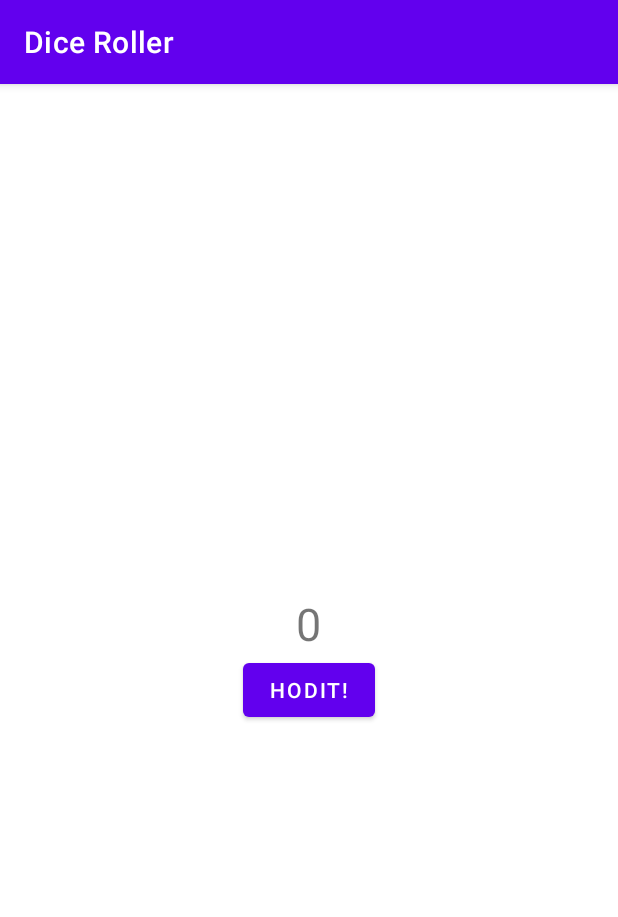
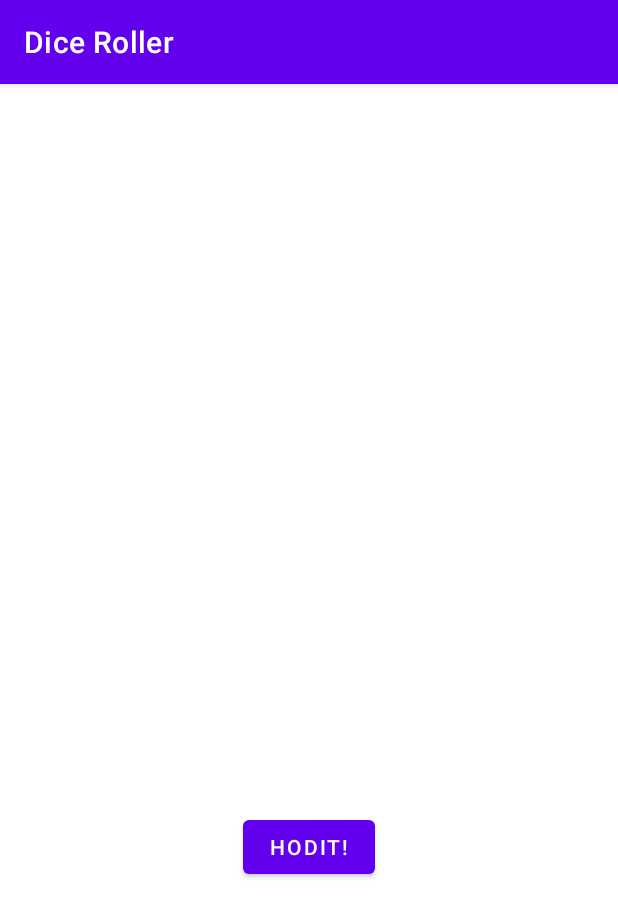
Before and after one commit to VojMi/DiceRoller, an Android app: the screen it shows after launch (MainActivity), on a phone screen of 412 x 824 dp. Shown: the top 917 px of the screen. Run offline under Robolectric (Android 15) with nearby library versions, the phone set to English and light mode, and no system bars.

```diff
--- a/app/build.gradle
+++ b/app/build.gradle
@@ -13,8 +13,8 @@ android {
         targetSdkVersion 30
         versionCode 1
         versionName "1.0"
-
         testInstrumentationRunner "androidx.test.runner.AndroidJUnitRunner"
+        vectorDrawables.useSupportLibrary = true
     }
 
     buildTypes {
--- a/app/src/main/java/com/example/diceroller/MainActivity.kt
+++ b/app/src/main/java/com/example/diceroller/MainActivity.kt
@@ -2,28 +2,47 @@ package com.example.diceroller
 
 import android.os.Bundle
 import android.widget.Button
-import android.widget.TextView
+import android.widget.ImageView
 import android.widget.Toast
 import androidx.appcompat.app.AppCompatActivity
 import java.util.*
 
 
 class MainActivity : AppCompatActivity() {
+
+    lateinit var diceImage: ImageView
+
     override fun onCreate(savedInstanceState: Bundle?) {
         super.onCreate(savedInstanceState)
         setContentView(R.layout.activity_main)
         val rollButton: Button = findViewById(R.id.roll_button)
         rollButton.setOnClickListener {
-            Toast.makeText(this, "Hozeno!", Toast.LENGTH_LONG).show()
             rollDice()
         }
-
+        diceImage = findViewById(R.id.dice_image)
     }
 
     private fun rollDice() {
         val randomInt = Random().nextInt(6) + 1
+        val drawableResource = when (randomInt) {
+            1 -> R.drawable.dice_1
+            2 -> R.drawable.dice_2
+            3 -> R.drawable.dice_3
+            4 -> R.drawable.dice_4
+            5 -> R.drawable.dice_5
+            else -> R.drawable.dice_6
+        }
+        val rolledNumber = when (randomInt) {
+            1 -> "Jednička :((("
+            2 -> "Dvojka :("
+            3 -> "Trojka :|"
+            4 -> "Čtyřka :)"
+            5 -> "Pětka! :)"
+            else -> "Šestka!!! :D"
+        }
+        Toast.makeText(this, rolledNumber, Toast.LENGTH_SHORT).show()
 
-        val resultText: TextView = findViewById(R.id.counter)
-        resultText.text = randomInt.toString()
+        diceImage.setImageResource(drawableResource)
+
     }
 }
--- /dev/null
+++ b/app/src/main/res/drawable/dice_1.xml
@@ -0,0 +1,66 @@
+<!--
+  ~ Copyright 2018, The Android Open Source Project
+  ~
+  ~ Licensed under the Apache License, Version 2.0 (the "License");
+  ~ you may not use this file except in compliance with the License.
+  ~ You may obtain a copy of the License at
+  ~
+  ~     http://www.apache.org/licenses/LICENSE-2.0
+  ~
+  ~ Unless required by applicable law or agreed to in writing, software
+  ~ distributed under the License is distributed on an "AS IS" BASIS,
+  ~ WITHOUT WARRANTIES OR CONDITIONS OF ANY KIND, either express or implied.
+  ~ See the License for the specific language governing permissions and
+  ~ limitations under the License.
+  -->
+
+<vector xmlns:android="http://schemas.android.com/apk/res/android"
+    android:width="200dp"
+    android:height="250dp"
+    android:viewportWidth="800"
+    android:viewportHeight="1000">
+    <path
+        android:fillAlpha="0.5"
+        android:fillColor="#eee"
+        android:pathData="M740.8,635.42c-68.27,90.47 -249.77,201.76 -316,240.63a50.7,50.7 0,0 1,-49.93 0.81c-64.19,-35 -234.09,-133.88 -315.65,-242a14.69,14.69 0,0 1,-0.12 -17.49c77.58,-106.29 159.67,-258.89 341.06,-258.89 182,0 242.19,139.08 340.27,258.88A14.62,14.62 0,0 1,740.8 635.42Z"
+        android:strokeAlpha="0.5" />
+    <path
+        android:fillColor="#bdbdbd"
+        android:pathData="M704.9,630l-294.29,191.06l0,-340.85l294.29,-191.06l0,340.85z" />
+    <path
+        android:fillColor="#e0e0e0"
+        android:pathData="M97.59,630l294.29,191.06l0,-340.85l-294.29,-191.06l0,340.85z" />
+    <path
+        android:fillColor="#f5f5f5"
+        android:pathData="M400.14,464.73l-293.19,-191.45l293.19,-156.31l295.39,156.31l-295.39,191.45z" />
+    <path
+        android:fillColor="#eee"
+        android:pathData="M106.95,273.28l-9.36,15.87l294.29,191.06l8.26,-15.48l-293.19,-191.45z" />
+    <path
+        android:fillColor="#e0e0e0"
+        android:pathData="M695.53,273.28l9.37,15.87l-294.29,191.06l-10.47,-15.48l295.39,-191.45z" />
+    <path
+        android:fillColor="#eee"
+        android:pathData="M391.88,480.21h18.73v340.85h-18.73z" />
+    <path
+        android:fillColor="#f5f5f5"
+        android:pathData="M400.14,464.73l-8.26,15.48l18.73,0l-10.47,-15.48z" />
+    <path
+        android:fillColor="#78c257"
+        android:pathData="M397.45,297.62a16.9,28.71 97.07,1 0,4.16 -33.54a16.9,28.71 97.07,1 0,-4.16 33.54z" />
+    <path
+        android:fillColor="#78c257"
+        android:pathData="M297.17,539.02a30.12,16.11 53.82,1 0,26.01 -19.02a30.12,16.11 53.82,1 0,-26.01 19.02z" />
+    <path
+        android:fillColor="#78c257"
+        android:pathData="M161.96,588.24a30.12,16.11 53.82,1 0,26.01 -19.02a30.12,16.11 53.82,1 0,-26.01 19.02z" />
+    <path
+        android:fillColor="#78c257"
+        android:pathData="M551.15,579.45a30.12,16.11 126.18,1 0,35.56 -48.62a30.12,16.11 126.18,1 0,-35.56 48.62z" />
+    <path
+        android:fillColor="#78c257"
+        android:pathData="M469.12,549.58a30.12,16.11 126.18,1 0,35.56 -48.62a30.12,16.11 126.18,1 0,-35.56 48.62z" />
+    <path
+        android:fillColor="#78c257"
+        android:pathData="M633.17,609.29a30.12,16.11 126.18,1 0,35.56 -48.62a30.12,16.11 126.18,1 0,-35.56 48.62z" />
+</vector>
--- /dev/null
+++ b/app/src/main/res/drawable/dice_2.xml
@@ -0,0 +1,66 @@
+<!--
+  ~ Copyright 2018, The Android Open Source Project
+  ~
+  ~ Licensed under the Apache License, Version 2.0 (the "License");
+  ~ you may not use this file except in compliance with the License.
+  ~ You may obtain a copy of the License at
+  ~
+  ~     http://www.apache.org/licenses/LICENSE-2.0
+  ~
+  ~ Unless required by applicable law or agreed to in writing, software
+  ~ distributed under the License is distributed on an "AS IS" BASIS,
+  ~ WITHOUT WARRANTIES OR CONDITIONS OF ANY KIND, either express or implied.
+  ~ See the License for the specific language governing permissions and
+  ~ limitations under the License.
+  -->
+
+<vector xmlns:android="http://schemas.android.com/apk/res/android"
+    android:width="200dp"
+    android:height="250dp"
+    android:viewportWidth="800"
+    android:viewportHeight="1000">
+    <path
+        android:fillAlpha="0.5"
+        android:fillColor="#eee"
+        android:pathData="M740.8,635.42c-68.27,90.47 -249.77,201.76 -316,240.63a50.7,50.7 0,0 1,-49.93 0.81c-64.19,-35 -234.09,-133.88 -315.65,-242a14.69,14.69 0,0 1,-0.12 -17.49c77.58,-106.29 159.67,-258.89 341.06,-258.89 182,0 242.19,139.08 340.27,258.88A14.62,14.62 0,0 1,740.8 635.42Z"
+        android:strokeAlpha="0.5" />
+    <path
+        android:fillColor="#bdbdbd"
+        android:pathData="M704.9,630l-294.29,191.06l0,-340.85l294.29,-191.06l0,340.85z" />
+    <path
+        android:fillColor="#e0e0e0"
+        android:pathData="M97.59,630l294.29,191.06l0,-340.85l-294.29,-191.06l0,340.85z" />
+    <path
+        android:fillColor="#f5f5f5"
+        android:pathData="M400.14,464.73l-293.19,-191.45l293.19,-156.31l295.39,156.31l-295.39,191.45z" />
+    <path
+        android:fillColor="#eee"
+        android:pathData="M106.95,273.28l-9.36,15.87l294.29,191.06l8.26,-15.48l-293.19,-191.45z" />
+    <path
+        android:fillColor="#e0e0e0"
+        android:pathData="M695.53,273.28l9.37,15.87l-294.29,191.06l-10.47,-15.48l295.39,-191.45z" />
+    <path
+        android:fillColor="#eee"
+        android:pathData="M391.88,480.21h18.73v340.85h-18.73z" />
+    <path
+        android:fillColor="#f5f5f5"
+        android:pathData="M400.14,464.73l-8.26,15.48l18.73,0l-10.47,-15.48z" />
+    <path
+        android:fillColor="#78c257"
+        android:pathData="M520.85,303.25a16.9,28.71 97.07,1 0,4.16 -33.54a16.9,28.71 97.07,1 0,-4.16 33.54z" />
+    <path
+        android:fillColor="#78c257"
+        android:pathData="M273.33,291.99a16.9,28.71 97.07,1 0,4.16 -33.54a16.9,28.71 97.07,1 0,-4.16 33.54z" />
+    <path
+        android:fillColor="#78c257"
+        android:pathData="M229.56,563.64a30.12,16.11 53.82,1 0,26.01 -19.02a30.12,16.11 53.82,1 0,-26.01 19.02z" />
+    <path
+        android:fillColor="#78c257"
+        android:pathData="M311.58,533.77a30.12,16.11 53.82,1 0,26.01 -19.02a30.12,16.11 53.82,1 0,-26.01 19.02z" />
+    <path
+        android:fillColor="#78c257"
+        android:pathData="M147.54,593.49a30.12,16.11 53.82,1 0,26.01 -19.02a30.12,16.11 53.82,1 0,-26.01 19.02z" />
+    <path
+        android:fillColor="#78c257"
+        android:pathData="M551.15,579.45a30.12,16.11 126.18,1 0,35.56 -48.62a30.12,16.11 126.18,1 0,-35.56 48.62z" />
+</vector>
--- /dev/null
+++ b/app/src/main/res/drawable/dice_3.xml
@@ -0,0 +1,66 @@
+<!--
+  ~ Copyright 2018, The Android Open Source Project
+  ~
+  ~ Licensed under the Apache License, Version 2.0 (the "License");
+  ~ you may not use this file except in compliance with the License.
+  ~ You may obtain a copy of the License at
+  ~
+  ~     http://www.apache.org/licenses/LICENSE-2.0
+  ~
+  ~ Unless required by applicable law or agreed to in writing, software
+  ~ distributed under the License is distributed on an "AS IS" BASIS,
+  ~ WITHOUT WARRANTIES OR CONDITIONS OF ANY KIND, either express or implied.
+  ~ See the License for the specific language governing permissions and
+  ~ limitations under the License.
+  -->
+
+<vector xmlns:android="http://schemas.android.com/apk/res/android"
+    android:width="200dp"
+    android:height="250dp"
+    android:viewportWidth="800"
+    android:viewportHeight="1000">
+    <path
+        android:fillAlpha="0.5"
+        android:fillColor="#eee"
+        android:pathData="M740.8,635.42c-68.27,90.47 -249.77,201.76 -316,240.63a50.7,50.7 0,0 1,-49.93 0.81c-64.19,-35 -234.09,-133.88 -315.65,-242a14.69,14.69 0,0 1,-0.12 -17.49c77.58,-106.29 159.67,-258.89 341.06,-258.89 182,0 242.19,139.08 340.27,258.88A14.62,14.62 0,0 1,740.8 635.42Z"
+        android:strokeAlpha="0.5" />
+    <path
+        android:fillColor="#bdbdbd"
+        android:pathData="M704.9,630l-294.29,191.06l0,-340.85l294.29,-191.06l0,340.85z" />
+    <path
+        android:fillColor="#e0e0e0"
+        android:pathData="M97.59,630l294.29,191.06l0,-340.85l-294.29,-191.06l0,340.85z" />
+    <path
+        android:fillColor="#f5f5f5"
+        android:pathData="M400.14,464.73l-293.19,-191.45l293.19,-156.31l295.39,156.31l-295.39,191.45z" />
+    <path
+        android:fillColor="#eee"
+        android:pathData="M106.95,273.28l-9.36,15.87l294.29,191.06l8.26,-15.48l-293.19,-191.45z" />
+    <path
+        android:fillColor="#e0e0e0"
+        android:pathData="M695.53,273.28l9.37,15.87l-294.29,191.06l-10.47,-15.48l295.39,-191.45z" />
+    <path
+        android:fillColor="#eee"
+        android:pathData="M391.88,480.21h18.73v340.85h-18.73z" />
+    <path
+        android:fillColor="#f5f5f5"
+        android:pathData="M400.14,464.73l-8.26,15.48l18.73,0l-10.47,-15.48z" />
+    <path
+        android:fillColor="#78c257"
+        android:pathData="M398.11,297.62a16.9,28.71 97.07,1 0,4.16 -33.54a16.9,28.71 97.07,1 0,-4.16 33.54z" />
+    <path
+        android:fillColor="#78c257"
+        android:pathData="M548.27,304.46a16.9,28.71 97.07,1 0,4.16 -33.54a16.9,28.71 97.07,1 0,-4.16 33.54z" />
+    <path
+        android:fillColor="#78c257"
+        android:pathData="M247.95,290.79a16.9,28.71 97.07,1 0,4.16 -33.54a16.9,28.71 97.07,1 0,-4.16 33.54z" />
+    <path
+        android:fillColor="#78c257"
+        android:pathData="M229.56,563.64a30.12,16.11 53.82,1 0,26.01 -19.02a30.12,16.11 53.82,1 0,-26.01 19.02z" />
+    <path
+        android:fillColor="#78c257"
+        android:pathData="M483.54,554.83a30.12,16.11 126.18,1 0,35.56 -48.62a30.12,16.11 126.18,1 0,-35.56 48.62z" />
+    <path
+        android:fillColor="#78c257"
+        android:pathData="M618.75,604.04a30.12,16.11 126.18,1 0,35.56 -48.62a30.12,16.11 126.18,1 0,-35.56 48.62z" />
+</vector>
--- /dev/null
+++ b/app/src/main/res/drawable/dice_4.xml
@@ -0,0 +1,69 @@
+<!--
+  ~ Copyright 2018, The Android Open Source Project
+  ~
+  ~ Licensed under the Apache License, Version 2.0 (the "License");
+  ~ you may not use this file except in compliance with the License.
+  ~ You may obtain a copy of the License at
+  ~
+  ~     http://www.apache.org/licenses/LICENSE-2.0
+  ~
+  ~ Unless required by applicable law or agreed to in writing, software
+  ~ distributed under the License is distributed on an "AS IS" BASIS,
+  ~ WITHOUT WARRANTIES OR CONDITIONS OF ANY KIND, either express or implied.
+  ~ See the License for the specific language governing permissions and
+  ~ limitations under the License.
+  -->
+
+<vector xmlns:android="http://schemas.android.com/apk/res/android"
+    android:width="200dp"
+    android:height="250dp"
+    android:viewportWidth="800"
+    android:viewportHeight="1000">
+    <path
+        android:fillAlpha="0.5"
+        android:fillColor="#eee"
+        android:pathData="M740.8,635.42c-68.27,90.47 -249.77,201.76 -316,240.63a50.7,50.7 0,0 1,-49.93 0.81c-64.19,-35 -234.09,-133.88 -315.65,-242a14.69,14.69 0,0 1,-0.12 -17.49c77.58,-106.29 159.67,-258.89 341.06,-258.89 182,0 242.19,139.08 340.27,258.88A14.62,14.62 0,0 1,740.8 635.42Z"
+        android:strokeAlpha="0.5" />
+    <path
+        android:fillColor="#bdbdbd"
+        android:pathData="M704.9,630l-294.29,191.06l0,-340.85l294.29,-191.06l0,340.85z" />
+    <path
+        android:fillColor="#e0e0e0"
+        android:pathData="M97.59,630l294.29,191.06l0,-340.85l-294.29,-191.06l0,340.85z" />
+    <path
+        android:fillColor="#f5f5f5"
+        android:pathData="M400.14,464.73l-293.19,-191.45l293.19,-156.31l295.39,156.31l-295.39,191.45z" />
+    <path
+        android:fillColor="#eee"
+        android:pathData="M106.95,273.28l-9.36,15.87l294.29,191.06l8.26,-15.48l-293.19,-191.45z" />
+    <path
+        android:fillColor="#e0e0e0"
+        android:pathData="M695.53,273.28l9.37,15.87l-294.29,191.06l-10.47,-15.48l295.39,-191.45z" />
+    <path
+        android:fillColor="#eee"
+        android:pathData="M391.88,480.21h18.73v340.85h-18.73z" />
+    <path
+        android:fillColor="#f5f5f5"
+        android:pathData="M400.14,464.73l-8.26,15.48l18.73,0l-10.47,-15.48z" />
+    <path
+        android:fillColor="#78c257"
+        android:pathData="M530.08,303.65a16.9,28.71 97.07,1 0,4.16 -33.54a16.9,28.71 97.07,1 0,-4.16 33.54z" />
+    <path
+        android:fillColor="#78c257"
+        android:pathData="M389.68,218.17a16.9,28.71 97.07,1 0,4.16 -33.54a16.9,28.71 97.07,1 0,-4.16 33.54z" />
+    <path
+        android:fillColor="#78c257"
+        android:pathData="M405.35,377.09a16.9,28.71 97.07,1 0,4.16 -33.54a16.9,28.71 97.07,1 0,-4.16 33.54z" />
+    <path
+        android:fillColor="#78c257"
+        android:pathData="M264.95,291.6a16.9,28.71 97.07,1 0,4.16 -33.54a16.9,28.71 97.07,1 0,-4.16 33.54z" />
+    <path
+        android:fillColor="#78c257"
+        android:pathData="M297.17,541.59a30.12,16.11 53.82,1 0,26.01 -19.02a30.12,16.11 53.82,1 0,-26.01 19.02z" />
+    <path
+        android:fillColor="#78c257"
+        android:pathData="M161.96,590.81a30.12,16.11 53.82,1 0,26.01 -19.02a30.12,16.11 53.82,1 0,-26.01 19.02z" />
+    <path
+        android:fillColor="#78c257"
+        android:pathData="M551.15,579.45a30.12,16.11 126.18,1 0,35.56 -48.62a30.12,16.11 126.18,1 0,-35.56 48.62z" />
+</vector>
--- /dev/null
+++ b/app/src/main/res/drawable/dice_5.xml
@@ -0,0 +1,75 @@
+<!--
+  ~ Copyright 2018, The Android Open Source Project
+  ~
+  ~ Licensed under the Apache License, Version 2.0 (the "License");
+  ~ you may not use this file except in compliance with the License.
+  ~ You may obtain a copy of the License at
+  ~
+  ~     http://www.apache.org/licenses/LICENSE-2.0
+  ~
+  ~ Unless required by applicable law or agreed to in writing, software
+  ~ distributed under the License is distributed on an "AS IS" BASIS,
+  ~ WITHOUT WARRANTIES OR CONDITIONS OF ANY KIND, either express or implied.
+  ~ See the License for the specific language governing permissions and
+  ~ limitations under the License.
+  -->
+
+<vector xmlns:android="http://schemas.android.com/apk/res/android"
+    android:width="200dp"
+    android:height="250dp"
+    android:viewportWidth="800"
+    android:viewportHeight="1000">
+    <path
+        android:fillAlpha="0.5"
+        android:fillColor="#eee"
+        android:pathData="M740.8,635.42c-68.27,90.47 -249.77,201.76 -316,240.63a50.7,50.7 0,0 1,-49.93 0.81c-64.19,-35 -234.09,-133.88 -315.65,-242a14.69,14.69 0,0 1,-0.12 -17.49c77.58,-106.29 159.67,-258.89 341.06,-258.89 182,0 242.19,139.08 340.27,258.88A14.62,14.62 0,0 1,740.8 635.42Z"
+        android:strokeAlpha="0.5" />
+    <path
+        android:fillColor="#bdbdbd"
+        android:pathData="M704.9,630l-294.29,191.06l0,-340.85l294.29,-191.06l0,340.85z" />
+    <path
+        android:fillColor="#e0e0e0"
+        android:pathData="M97.59,630l294.29,191.06l0,-340.85l-294.29,-191.06l0,340.85z" />
+    <path
+        android:fillColor="#f5f5f5"
+        android:pathData="M400.14,464.73l-293.19,-191.45l293.19,-156.31l295.39,156.31l-295.39,191.45z" />
+    <path
+        android:fillColor="#eee"
+        android:pathData="M106.95,273.28l-9.36,15.87l294.29,191.06l8.26,-15.48l-293.19,-191.45z" />
+    <path
+        android:fillColor="#e0e0e0"
+        android:pathData="M695.53,273.28l9.37,15.87l-294.29,191.06l-10.47,-15.48l295.39,-191.45z" />
+    <path
+        android:fillColor="#eee"
+        android:pathData="M391.88,480.21h18.73v340.85h-18.73z" />
+    <path
+        android:fillColor="#f5f5f5"
+        android:pathData="M400.14,464.73l-8.26,15.48l18.73,0l-10.47,-15.48z" />
+    <path
+        android:fillColor="#78c257"
+        android:pathData="M397.05,297.63a16.9,28.71 97.07,1 0,4.16 -33.54a16.9,28.71 97.07,1 0,-4.16 33.54z" />
+    <path
+        android:fillColor="#78c257"
+        android:pathData="M547.21,304.45a16.9,28.71 97.07,1 0,4.16 -33.54a16.9,28.71 97.07,1 0,-4.16 33.54z" />
+    <path
+        android:fillColor="#78c257"
+        android:pathData="M388.17,207.62a16.9,28.71 97.07,1 0,4.16 -33.54a16.9,28.71 97.07,1 0,-4.16 33.54z" />
+    <path
+        android:fillColor="#78c257"
+        android:pathData="M405.93,387.62a16.9,28.71 97.07,1 0,4.16 -33.54a16.9,28.71 97.07,1 0,-4.16 33.54z" />
+    <path
+        android:fillColor="#78c257"
+        android:pathData="M246.89,290.79a16.9,28.71 97.07,1 0,4.16 -33.54a16.9,28.71 97.07,1 0,-4.16 33.54z" />
+    <path
+        android:fillColor="#78c257"
+        android:pathData="M229.56,563.64a30.12,16.11 53.82,1 0,26.01 -19.02a30.12,16.11 53.82,1 0,-26.01 19.02z" />
+    <path
+        android:fillColor="#78c257"
+        android:pathData="M551.15,579.45a30.12,16.11 126.18,1 0,35.56 -48.62a30.12,16.11 126.18,1 0,-35.56 48.62z" />
+    <path
+        android:fillColor="#78c257"
+        android:pathData="M469.12,549.58a30.12,16.11 126.18,1 0,35.56 -48.62a30.12,16.11 126.18,1 0,-35.56 48.62z" />
+    <path
+        android:fillColor="#78c257"
+        android:pathData="M633.17,609.29a30.12,16.11 126.18,1 0,35.56 -48.62a30.12,16.11 126.18,1 0,-35.56 48.62z" />
+</vector>
--- /dev/null
+++ b/app/src/main/res/drawable/dice_6.xml
@@ -0,0 +1,81 @@
+<!--
+  ~ Copyright 2018, The Android Open Source Project
+  ~
+  ~ Licensed under the Apache License, Version 2.0 (the "License");
+  ~ you may not use this file except in compliance with the License.
+  ~ You may obtain a copy of the License at
+  ~
+  ~     http://www.apache.org/licenses/LICENSE-2.0
+  ~
+  ~ Unless required by applicable law or agreed to in writing, software
+  ~ distributed under the License is distributed on an "AS IS" BASIS,
+  ~ WITHOUT WARRANTIES OR CONDITIONS OF ANY KIND, either express or implied.
+  ~ See the License for the specific language governing permissions and
+  ~ limitations under the License.
+  -->
+
+<vector xmlns:android="http://schemas.android.com/apk/res/android"
+    android:width="200dp"
+    android:height="250dp"
+    android:viewportWidth="800"
+    android:viewportHeight="1000">
+    <path
+        android:fillAlpha="0.5"
+        android:fillColor="#eee"
+        android:pathData="M740.8,635.42c-68.27,90.47 -249.77,201.76 -316,240.63a50.7,50.7 0,0 1,-49.93 0.81c-64.19,-35 -234.09,-133.88 -315.65,-242a14.69,14.69 0,0 1,-0.12 -17.49c77.58,-106.29 159.67,-258.89 341.06,-258.89 182,0 242.19,139.08 340.27,258.88A14.62,14.62 0,0 1,740.8 635.42Z"
+        android:strokeAlpha="0.5" />
+    <path
+        android:fillColor="#bdbdbd"
+        android:pathData="M704.9,630l-294.29,191.06l0,-340.85l294.29,-191.06l0,340.85z" />
+    <path
+        android:fillColor="#e0e0e0"
+        android:pathData="M97.59,630l294.29,191.06l0,-340.85l-294.29,-191.06l0,340.85z" />
+    <path
+        android:fillColor="#f5f5f5"
+        android:pathData="M400.14,464.73l-293.19,-191.45l293.19,-156.31l295.39,156.31l-295.39,191.45z" />
+    <path
+        android:fillColor="#eee"
+        android:pathData="M106.95,273.28l-9.36,15.87l294.29,191.06l8.26,-15.48l-293.19,-191.45z" />
+    <path
+        android:fillColor="#e0e0e0"
+        android:pathData="M695.53,273.28l9.37,15.87l-294.29,191.06l-10.47,-15.48l295.39,-191.45z" />
+    <path
+        android:fillColor="#eee"
+        android:pathData="M391.88,480.21h18.73v340.85h-18.73z" />
+    <path
+        android:fillColor="#f5f5f5"
+        android:pathData="M400.14,464.73l-8.26,15.48l18.73,0l-10.47,-15.48z" />
+    <path
+        android:fillColor="#78c257"
+        android:pathData="M326.53,254.89a16.9,28.71 97.07,1 0,4.16 -33.54a16.9,28.71 97.07,1 0,-4.16 33.54z" />
+    <path
+        android:fillColor="#78c257"
+        android:pathData="M537.57,298.78a16.9,28.71 97.07,1 0,4.16 -33.54a16.9,28.71 97.07,1 0,-4.16 33.54z" />
+    <path
+        android:fillColor="#78c257"
+        android:pathData="M397.17,213.3a16.9,28.71 97.07,1 0,4.16 -33.54a16.9,28.71 97.07,1 0,-4.16 33.54z" />
+    <path
+        android:fillColor="#78c257"
+        android:pathData="M396.31,381.95a16.9,28.71 97.07,1 0,4.16 -33.54a16.9,28.71 97.07,1 0,-4.16 33.54z" />
+    <path
+        android:fillColor="#78c257"
+        android:pathData="M255.91,296.47a16.9,28.71 97.07,1 0,4.16 -33.54a16.9,28.71 97.07,1 0,-4.16 33.54z" />
+    <path
+        android:fillColor="#78c257"
+        android:pathData="M466.93,340.37a16.9,28.71 97.07,1 0,4.16 -33.54a16.9,28.71 97.07,1 0,-4.16 33.54z" />
+    <path
+        android:fillColor="#78c257"
+        android:pathData="M230,563.64a30.12,16.11 53.82,1 0,26.01 -19.02a30.12,16.11 53.82,1 0,-26.01 19.02z" />
+    <path
+        android:fillColor="#78c257"
+        android:pathData="M312.02,533.78a30.12,16.11 53.82,1 0,26.01 -19.02a30.12,16.11 53.82,1 0,-26.01 19.02z" />
+    <path
+        android:fillColor="#78c257"
+        android:pathData="M147.96,593.48a30.12,16.11 53.82,1 0,26.01 -19.02a30.12,16.11 53.82,1 0,-26.01 19.02z" />
+    <path
+        android:fillColor="#78c257"
+        android:pathData="M483.54,554.83a30.12,16.11 126.18,1 0,35.56 -48.62a30.12,16.11 126.18,1 0,-35.56 48.62z" />
+    <path
+        android:fillColor="#78c257"
+        android:pathData="M618.75,604.04a30.12,16.11 126.18,1 0,35.56 -48.62a30.12,16.11 126.18,1 0,-35.56 48.62z" />
+</vector>
--- /dev/null
+++ b/app/src/main/res/drawable/empty_dice.xml
@@ -0,0 +1,27 @@
+<!--
+  ~ Copyright 2018, The Android Open Source Project
+  ~
+  ~ Licensed under the Apache License, Version 2.0 (the "License");
+  ~ you may not use this file except in compliance with the License.
+  ~ You may obtain a copy of the License at
+  ~
+  ~     http://www.apache.org/licenses/LICENSE-2.0
+  ~
+  ~ Unless required by applicable law or agreed to in writing, software
+  ~ distributed under the License is distributed on an "AS IS" BASIS,
+  ~ WITHOUT WARRANTIES OR CONDITIONS OF ANY KIND, either express or implied.
+  ~ See the License for the specific language governing permissions and
+  ~ limitations under the License.
+  -->
+
+<vector xmlns:android="http://schemas.android.com/apk/res/android"
+    android:width="200dp"
+    android:height="250dp"
+    android:viewportWidth="800"
+    android:viewportHeight="1000">
+
+    <path
+        android:fillColor="#00000000"
+        android:pathData="M0,0l0,0z" />
+
+</vector>
--- a/app/src/main/res/layout/activity_main.xml
+++ b/app/src/main/res/layout/activity_main.xml
@@ -1,19 +1,20 @@
 <?xml version="1.0" encoding="utf-8"?>
 <LinearLayout xmlns:android="http://schemas.android.com/apk/res/android"
     xmlns:tools="http://schemas.android.com/tools"
+    xmlns:app="http://schemas.android.com/apk/res-auto"
     android:layout_width="match_parent"
     android:layout_height="wrap_content"
     android:orientation="vertical"
     android:layout_gravity="center_vertical"
     tools:context=".MainActivity">
 
-    <TextView
-        android:id="@+id/counter"
+    <ImageView
+        android:id="@+id/dice_image"
         android:layout_width="wrap_content"
         android:layout_height="wrap_content"
         android:layout_gravity="center_horizontal"
-        android:text="@string/counter"
-        android:textSize="30sp"/>
+        app:srcCompat="@drawable/empty_dice"
+        tools:src="@drawable/dice_1" />
     <Button
         android:id="@+id/roll_button"
         android:layout_width="wrap_content"
```
